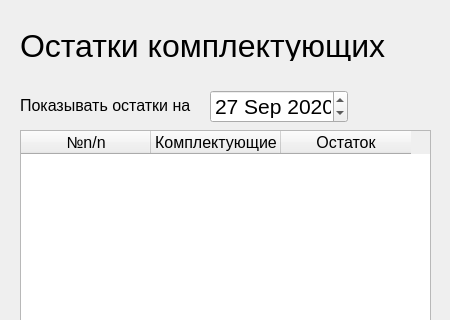
First picture: the form in qt_version/ui/remainings.ui, repository kerniee/abp_final_plz_work, before the edit; both pictures show x 0 to 450 and y 0 to 320 of the 450 by 510 pixel window.
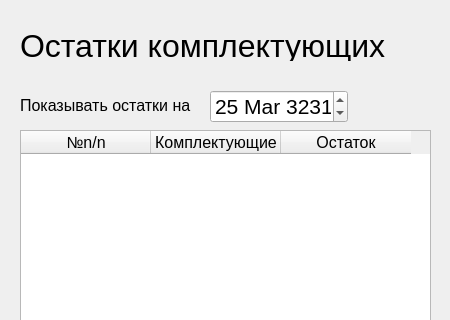
Second picture: the form after the edit.

Commit message: записка

The edit to the form file:
```diff
--- a/qt_version/ui/remainings.ui
+++ b/qt_version/ui/remainings.ui
@@ -69,9 +69,9 @@
       <hour>0</hour>
       <minute>0</minute>
       <second>0</second>
-      <year>2020</year>
-      <month>9</month>
-      <day>27</day>
+      <year>3231</year>
+      <month>3</month>
+      <day>25</day>
      </datetime>
     </property>
     <property name="minimumDateTime">
@@ -79,16 +79,23 @@
       <hour>0</hour>
       <minute>0</minute>
       <second>0</second>
-      <year>2020</year>
-      <month>3</month>
-      <day>25</day>
+      <year>2000</year>
+      <month>1</month>
+      <day>1</day>
      </datetime>
     </property>
+    <property name="minimumDate">
+     <date>
+      <year>2000</year>
+      <month>1</month>
+      <day>1</day>
+     </date>
+    </property>
     <property name="date">
      <date>
-      <year>2020</year>
-      <month>9</month>
-      <day>27</day>
+      <year>3231</year>
+      <month>3</month>
+      <day>25</day>
      </date>
     </property>
    </widget>
```
Left out of the diff: 2 changed lines with no effect on the pictures. The commit also changes 2 other files.
